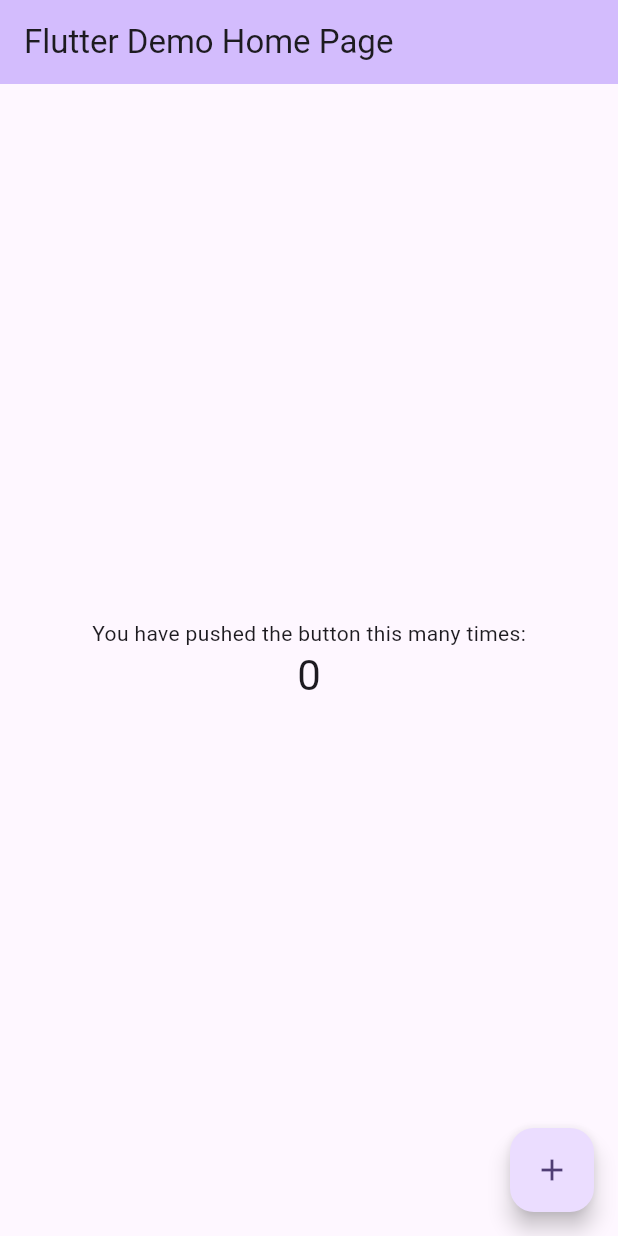
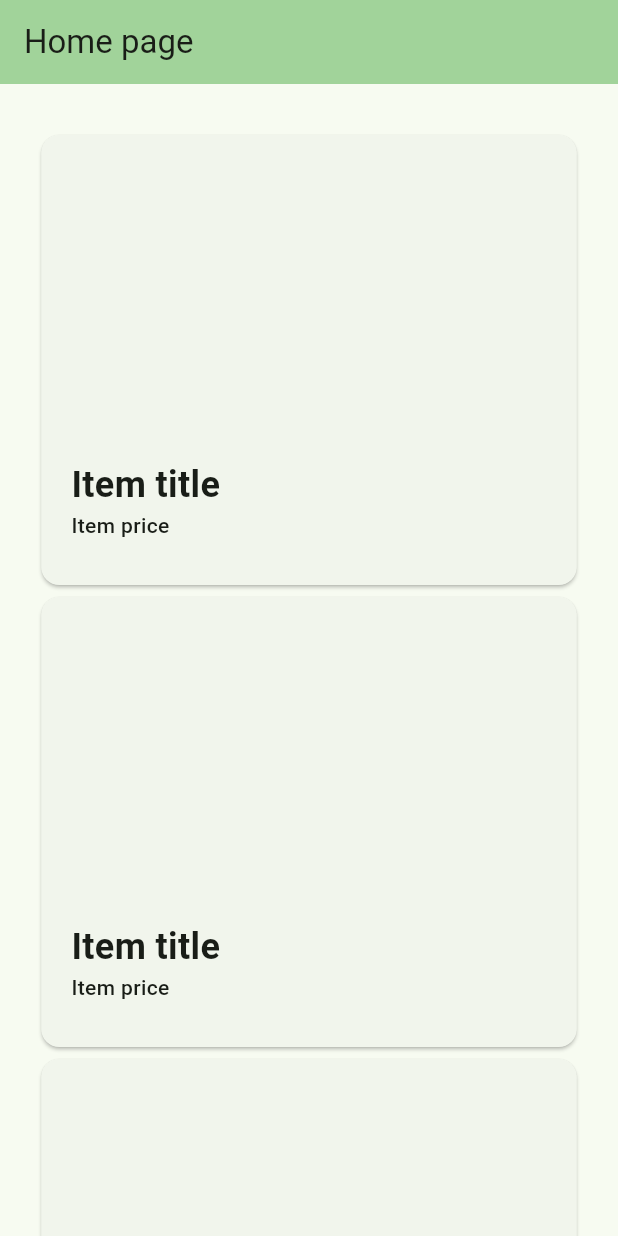
Before and after one commit to magistraapta/Payment_Flutter, a Flutter app: the screen it shows after launch, on a phone screen of 412 x 824 dp. Run offline on Flutter 3.47's test engine with Material 2 defaults, Android fonts, the phone set to English and light mode, and no system bars.

```diff
--- a/lib/main.dart
+++ b/lib/main.dart
@@ -1,4 +1,5 @@
 import 'package:flutter/material.dart';
+import 'package:payment/pages/main_page.dart';
 
 void main() {
   runApp(const MyApp());
@@ -28,10 +29,10 @@ class MyApp extends StatelessWidget {
         //
         // This works for code too, not just values: Most code changes can be
         // tested with just a hot reload.
-        colorScheme: ColorScheme.fromSeed(seedColor: Colors.deepPurple),
+        colorScheme: ColorScheme.fromSeed(seedColor: Colors.green),
         useMaterial3: true,
       ),
-      home: const MyHomePage(title: 'Flutter Demo Home Page'),
+      home: const MainPage(),
     );
   }
 }
--- /dev/null
+++ b/lib/pages/detail_page.dart
@@ -0,0 +1,19 @@
+import 'package:flutter/material.dart';
+
+class DetailPage extends StatelessWidget {
+  const DetailPage({Key? key}) : super(key: key);
+
+  @override
+  Widget build(BuildContext context) {
+    return Scaffold(
+      appBar: AppBar(
+        title: Text('detail page'),
+      ),
+      body: Center(
+        child: Column(
+          children: [Text('flutter')],
+        ),
+      ),
+    );
+  }
+}
--- /dev/null
+++ b/lib/pages/main_page.dart
@@ -0,0 +1,32 @@
+import 'package:flutter/material.dart';
+import 'package:payment/widget/card_item.dart';
+
+class MainPage extends StatelessWidget {
+  const MainPage({Key? key}) : super(key: key);
+
+  Widget content() {
+    return Container(
+      margin: EdgeInsets.only(top: 30),
+      child: Column(
+        children: [
+          CardItem(),
+          CardItem(),
+          CardItem(),
+        ],
+      ),
+    );
+  }
+
+  @override
+  Widget build(BuildContext context) {
+    return Scaffold(
+      appBar: AppBar(
+        title: Text('Home page'),
+        backgroundColor: Theme.of(context).colorScheme.inversePrimary,
+      ),
+      body: ListView(
+        children: [content()],
+      ),
+    );
+  }
+}
--- /dev/null
+++ b/lib/widget/card_item.dart
@@ -0,0 +1,50 @@
+import 'package:flutter/material.dart';
+import 'package:payment/pages/detail_page.dart';
+
+class CardItem extends StatelessWidget {
+  const CardItem({Key? key}) : super(key: key);
+
+  @override
+  Widget build(BuildContext context) {
+    return Center(
+      child: Card(
+        clipBehavior: Clip.hardEdge,
+        child: InkWell(
+          splashColor: Colors.blue.withAlpha(30),
+          onTap: () {
+            Navigator.push(
+                context, MaterialPageRoute(builder: (context) => DetailPage()));
+          },
+          child: Container(
+            padding: EdgeInsets.symmetric(horizontal: 20, vertical: 30),
+            width: 357,
+            height: 300,
+
+            child: Row(
+              children: [
+                Column(
+                  crossAxisAlignment: CrossAxisAlignment.start,
+                  children: [
+                    Spacer(),
+                    Text(
+                      'Item title',
+                      style:
+                          TextStyle(fontSize: 24, fontWeight: FontWeight.w700),
+                    ),
+                    Text(
+                      'Item price',
+                      style:
+                          TextStyle(fontSize: 14, fontWeight: FontWeight.w500),
+                    ),
+                  ],
+                ),
+                Spacer()
+              ],
+            ),
+            // color: Colors.green,
+          ),
+        ),
+      ),
+    );
+  }
+}
```
